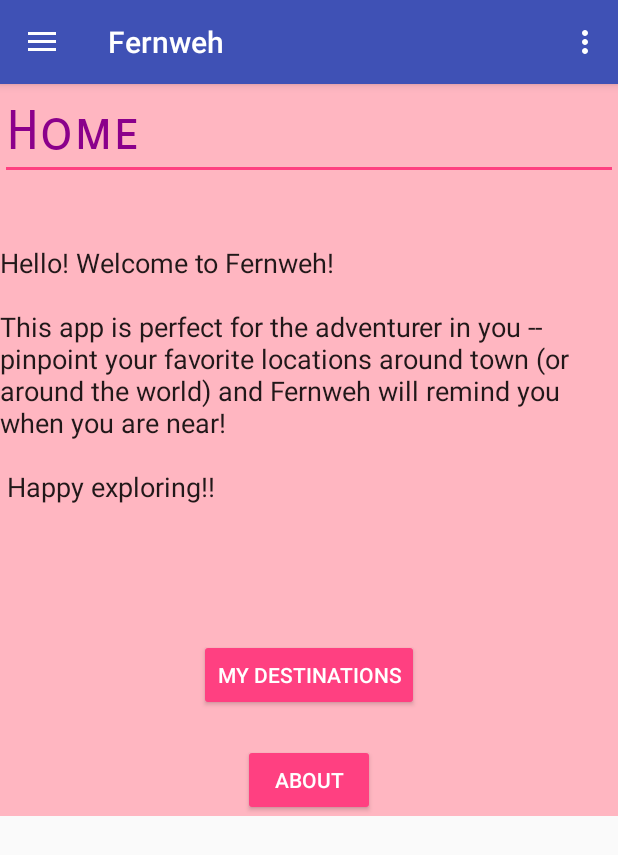
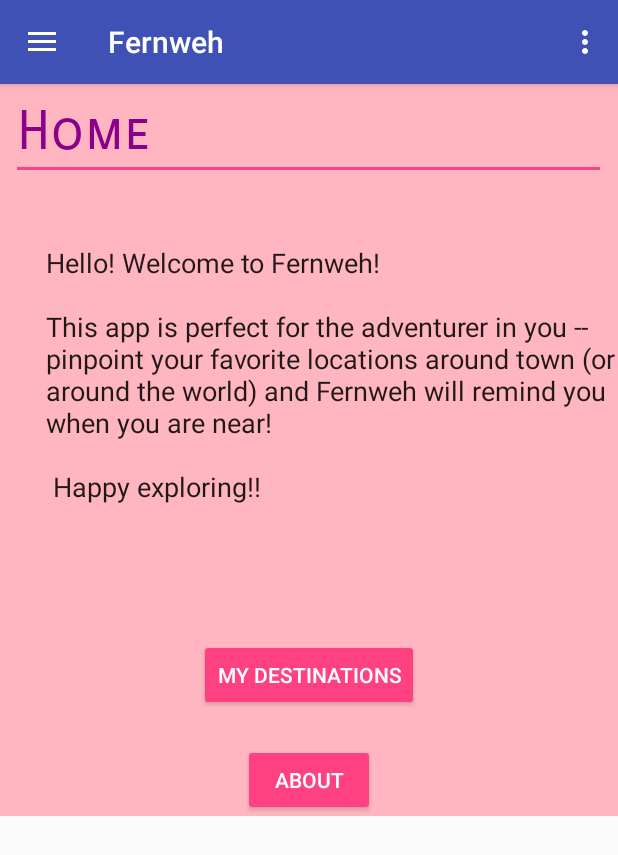
Before and after one commit to anushri27/Fernweh, an Android app: the fragment MyDestinationFragment placed in its activity, after a tap on "Home", on a phone screen of 412 x 824 dp. Shown: the top 855 px of the screen. Run offline under Robolectric (Android 15) with nearby library versions, the phone set to English and light mode, and no system bars; 1 other tap on this screen came first.

Commit message:
shellhacks
Commit on 9/30/17 at 3:45 pm

```diff
--- a/app/src/main/java/com/example/anush/fernweh/MyDestinationFragment.java
+++ b/app/src/main/java/com/example/anush/fernweh/MyDestinationFragment.java
@@ -7,11 +7,19 @@ import android.view.LayoutInflater;
 import android.view.View;
 import android.view.ViewGroup;
 
+import com.google.android.gms.maps.GoogleMap;
+import com.google.android.gms.maps.MapView;
+import com.google.android.gms.maps.OnMapReadyCallback;
+
 /**
  * Created by anush on 9/30/2017.
  */
 
-public class MyDestinationFragment extends Fragment {
+public class MyDestinationFragment extends Fragment implements OnMapReadyCallback {
+
+    GoogleMap nGoogleMap;
+    MapView nMapView;
+    View nView;
 
     View myView;
     @Nullable
@@ -20,4 +28,11 @@ public class MyDestinationFragment extends Fragment {
         myView = inflater.inflate(R.layout.my_destinations, container, false);
         return  myView;
     }
+
+
+
+    @Override
+    public void onMapReady(GoogleMap googleMap) {
+
+    }
 }
--- a/app/src/main/res/layout/home_page.xml
+++ b/app/src/main/res/layout/home_page.xml
@@ -18,6 +18,7 @@
         android:fontFamily="sans-serif-smallcaps"
         android:inputType="textPersonName"
         android:text="Home"
+        android:layout_marginLeft="15dp"
         android:textColor="#8B008B"
         android:textSize="36sp" />
 
@@ -34,6 +35,8 @@
 and Fernweh will remind you when you are near!
 \n\n Happy exploring!!"
         android:layout_below="@+id/Homepg"
+        android:layout_marginLeft="15dp"
+        android:layout_marginRight="15dp"
         android:layout_alignParentRight="true"
         android:layout_alignParentEnd="true"
         android:background="#FFB6C1"/>
```
Also changed, not shown: app/src/main/AndroidManifest.xml (+10 -0 lines).
